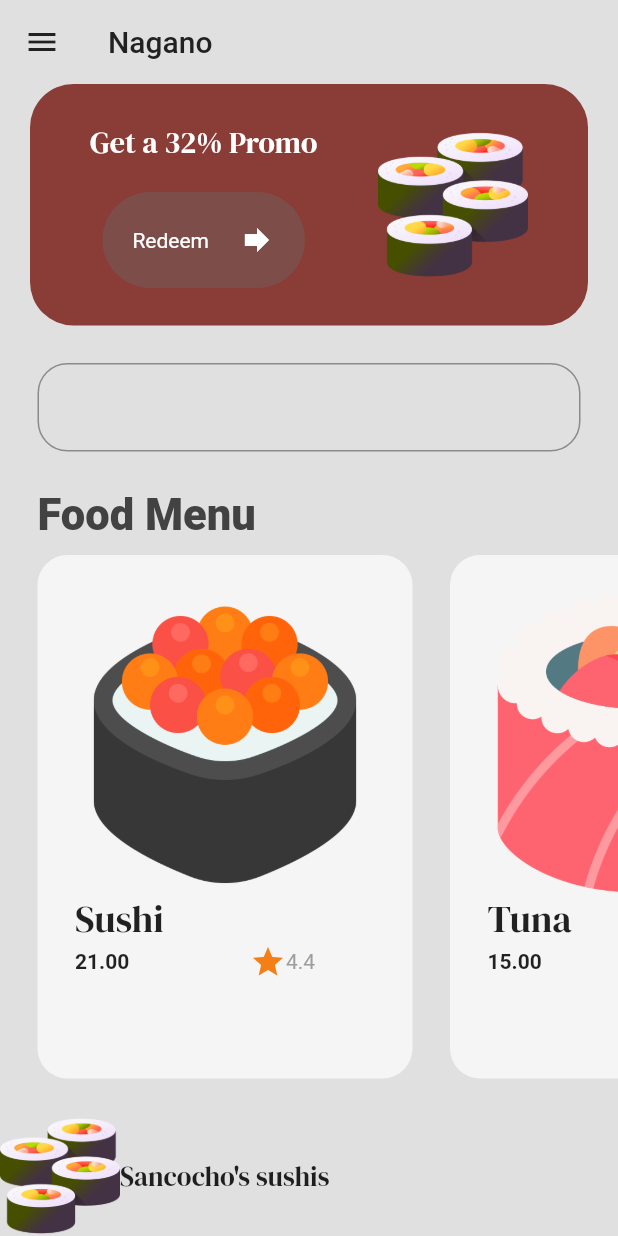
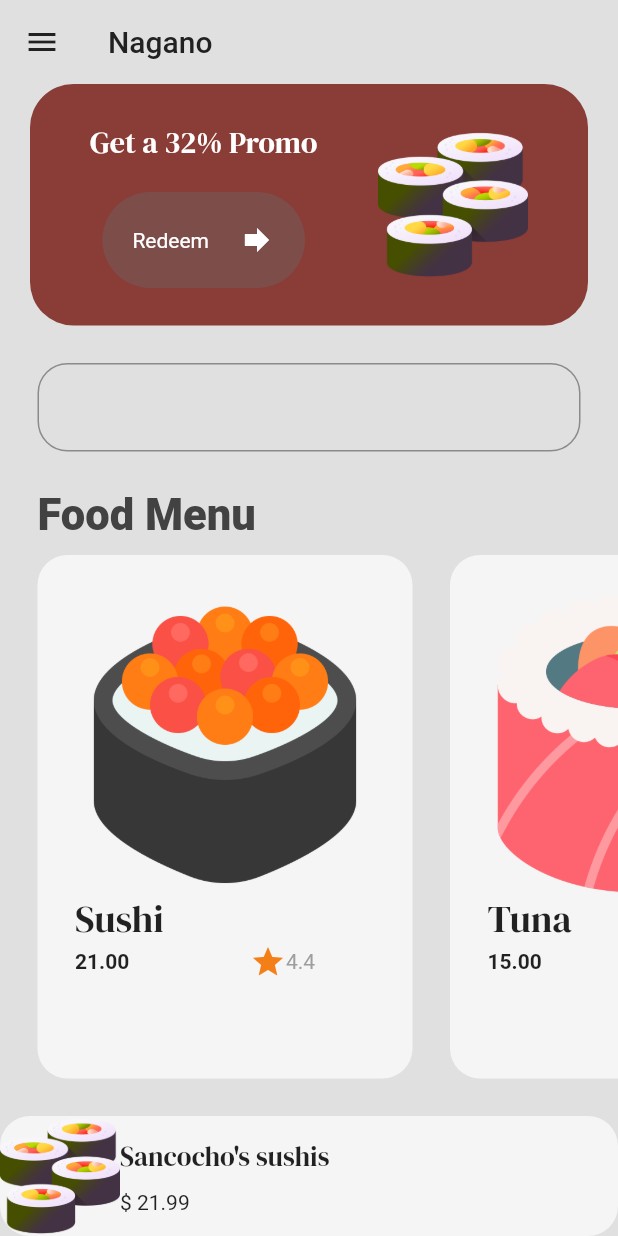
Before and after one commit to fbnjeje/Flutter_Road_Map, a Flutter app: the MenuPage screen opened by its route, on a phone screen of 412 x 824 dp. Run offline on Flutter 3.47's test engine with Material 2 defaults, Android fonts, the phone set to English and light mode, and no system bars; our stand-ins replace dio, google_fonts.

Commit message:
add styles for popular food

```diff
--- a/sushi app/sushi_app/lib/screens/menu_page.dart
+++ b/sushi app/sushi_app/lib/screens/menu_page.dart
@@ -131,6 +131,8 @@ class _MenuPage extends State<MenuPage> {
         //popular food
 
         Container(
+          decoration: BoxDecoration(
+              borderRadius: BorderRadius.circular(20), color: Colors.grey[100]),
           child: Row(
             children: [
               Image.asset(
@@ -138,11 +140,14 @@ class _MenuPage extends State<MenuPage> {
                 height: 80,
               ),
               Column(
+                crossAxisAlignment: CrossAxisAlignment.start,
                 children: [
                   Text(
                     "Sancocho's sushis",
                     style: GoogleFonts.dmSerifDisplay(fontSize: 18),
-                  )
+                  ),
+                  const SizedBox(height: 10),
+                  const Text('\$ 21.99')
                 ],
               )
             ],
```
